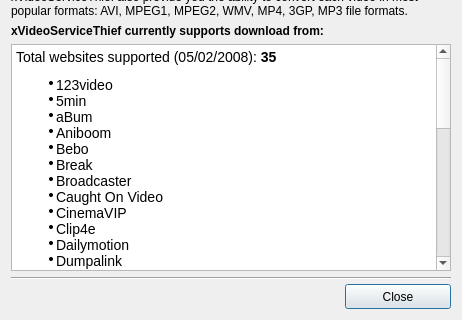
This is ui/information.ui in ckorn/xvst as Qt 5 draws it before an edit; both pictures show x 0 to 462 and y 176 to 496 of the 462 by 496 pixel window. The edited form follows.
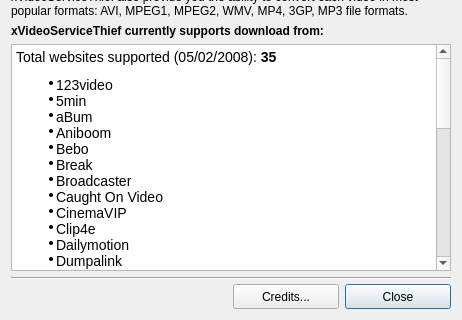
This is the edited form. Icons and pictures are not drawn.

Commit message: Added "Credits" form

```diff
--- a/ui/information.ui
+++ b/ui/information.ui
@@ -279,6 +279,19 @@
          </property>
         </spacer>
        </item>
+       <item>
+        <widget class="QPushButton" name="btnCredits" >
+         <property name="minimumSize" >
+          <size>
+           <width>106</width>
+           <height>25</height>
+          </size>
+         </property>
+         <property name="text" >
+          <string>Credits...</string>
+         </property>
+        </widget>
+       </item>
        <item>
         <widget class="QPushButton" name="btnAddVideo" >
          <property name="sizePolicy" >
```
The commit also changes 10 other files.
